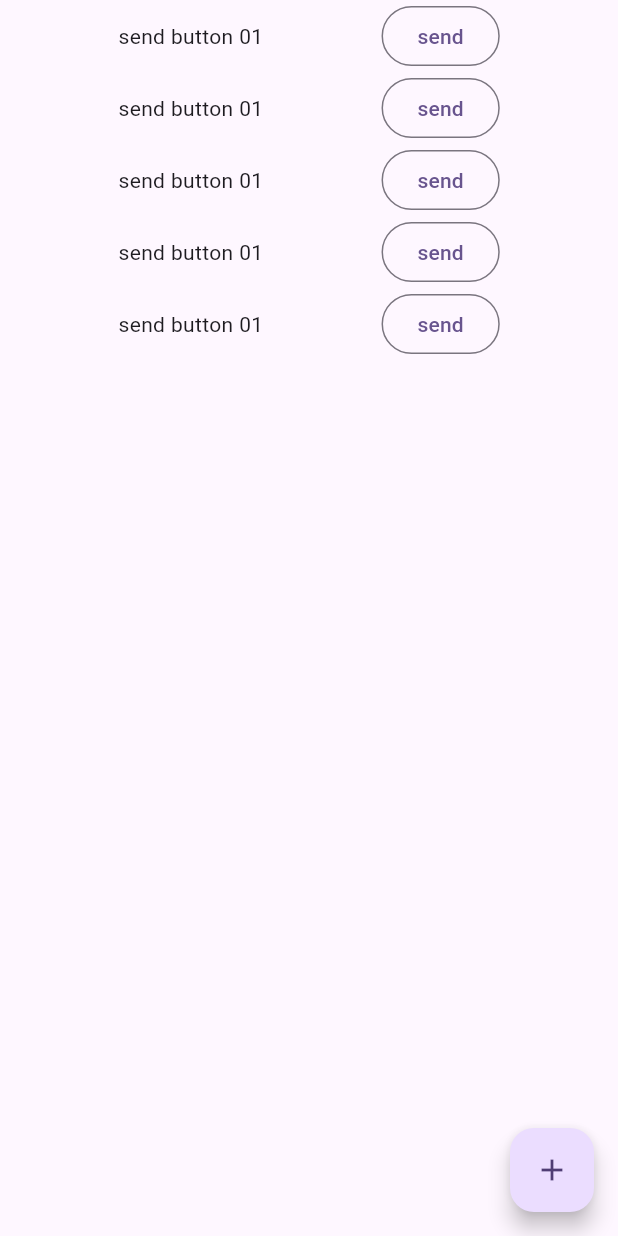
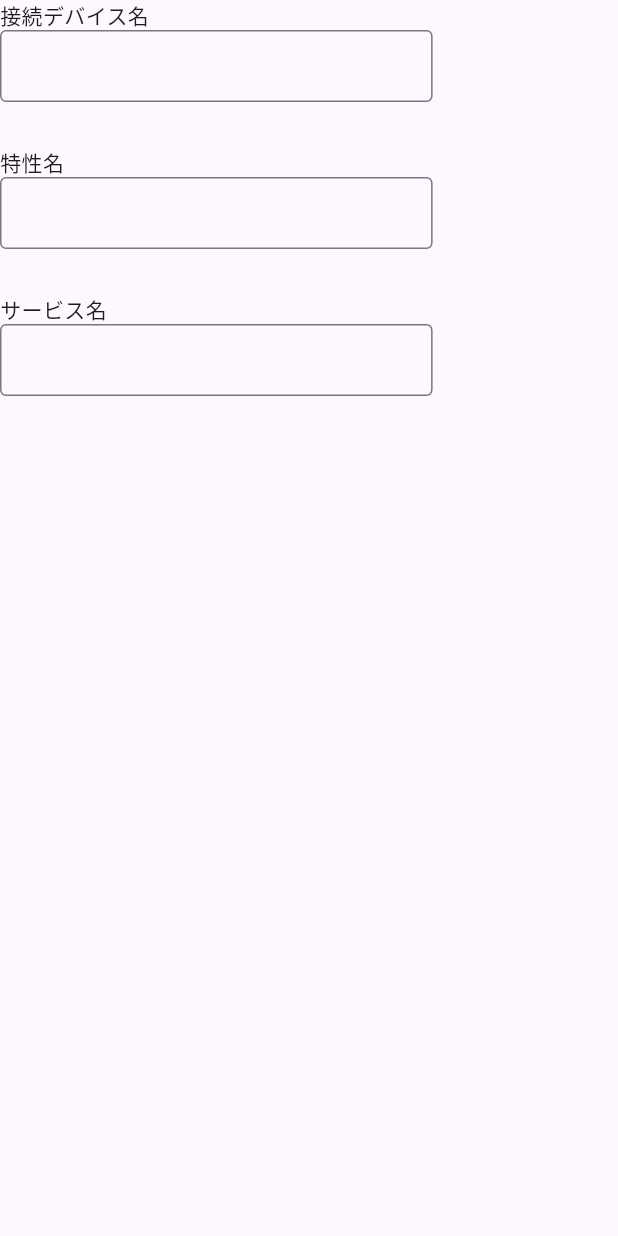
Before and after one commit to tboy-progs/custom_ble_control, a Flutter app: the screen it shows after launch, after a tap on the "add" icon, on a phone screen of 412 x 824 dp. Run offline on Flutter 3.47's test engine with Material 3 defaults, Android fonts, the phone set to English and light mode, and no system bars.

Commit message:
Add:コントロール作成ページを追加

```diff
--- a/lib/main.dart
+++ b/lib/main.dart
@@ -1,6 +1,7 @@
 import 'package:flutter/material.dart';
+import 'package:flutter/services.dart';
+
 import 'package:custom_ble_control/page/main_page.dart';
-import 'package:flutter/services.dart';
 
 void main() {
   WidgetsFlutterBinding.ensureInitialized();
--- /dev/null
+++ b/lib/page/create_control_page.dart
@@ -0,0 +1,68 @@
+import 'package:flutter/material.dart';
+
+class CreateControlPage extends StatelessWidget {
+  const CreateControlPage({super.key});
+
+  @override
+  Widget build(BuildContext context) {
+    return Scaffold(
+      body: Column(
+        children: [
+          Column(
+            crossAxisAlignment: CrossAxisAlignment.start,
+            children: [
+              Text('接続デバイス名'),
+              SizedBox(
+                width: MediaQuery.of(context).size.width * 0.7,
+                height: 48,
+                child: const TextField(
+                  decoration: InputDecoration(
+                    border: OutlineInputBorder(
+                      borderRadius: BorderRadius.all(Radius.circular(4.0)),
+                    ),
+                  ),
+                ),
+              ),
+            ],
+          ),
+          const SizedBox(height: 30),
+          Column(
+            crossAxisAlignment: CrossAxisAlignment.start,
+            children: [
+              Text('特性名'),
+              SizedBox(
+                width: MediaQuery.of(context).size.width * 0.7,
+                height: 48,
+                child: const TextField(
+                  decoration: InputDecoration(
+                    border: OutlineInputBorder(
+                      borderRadius: BorderRadius.all(Radius.circular(4.0)),
+                    ),
+                  ),
+                ),
+              ),
+            ],
+          ),
+          const SizedBox(height: 30),
+          Column(
+            crossAxisAlignment: CrossAxisAlignment.start,
+            children: [
+              Text('サービス名'),
+              SizedBox(
+                width: MediaQuery.of(context).size.width * 0.7,
+                height: 48,
+                child: const TextField(
+                  decoration: InputDecoration(
+                    border: OutlineInputBorder(
+                      borderRadius: BorderRadius.all(Radius.circular(4.0)),
+                    ),
+                  ),
+                ),
+              ),
+            ],
+          ),
+        ],
+      ),
+    );
+  }
+}
--- a/lib/page/main_page.dart
+++ b/lib/page/main_page.dart
@@ -1,3 +1,4 @@
+import 'package:custom_ble_control/page/create_control_page.dart';
 import 'package:flutter/material.dart';
 
 class MainPage extends StatelessWidget {
@@ -18,9 +19,12 @@ class MainPage extends StatelessWidget {
         ],
       ),
       floatingActionButton: FloatingActionButton(
-        onPressed: () {},
-        child: Icon(Icons.add),
+        onPressed: () {
+          Navigator.push(context,
+              MaterialPageRoute(builder: (context) => CreateControlPage()));
+        },
         tooltip: 'Add Control',
+        child: const Icon(Icons.add),
       ),
     );
   }
```
